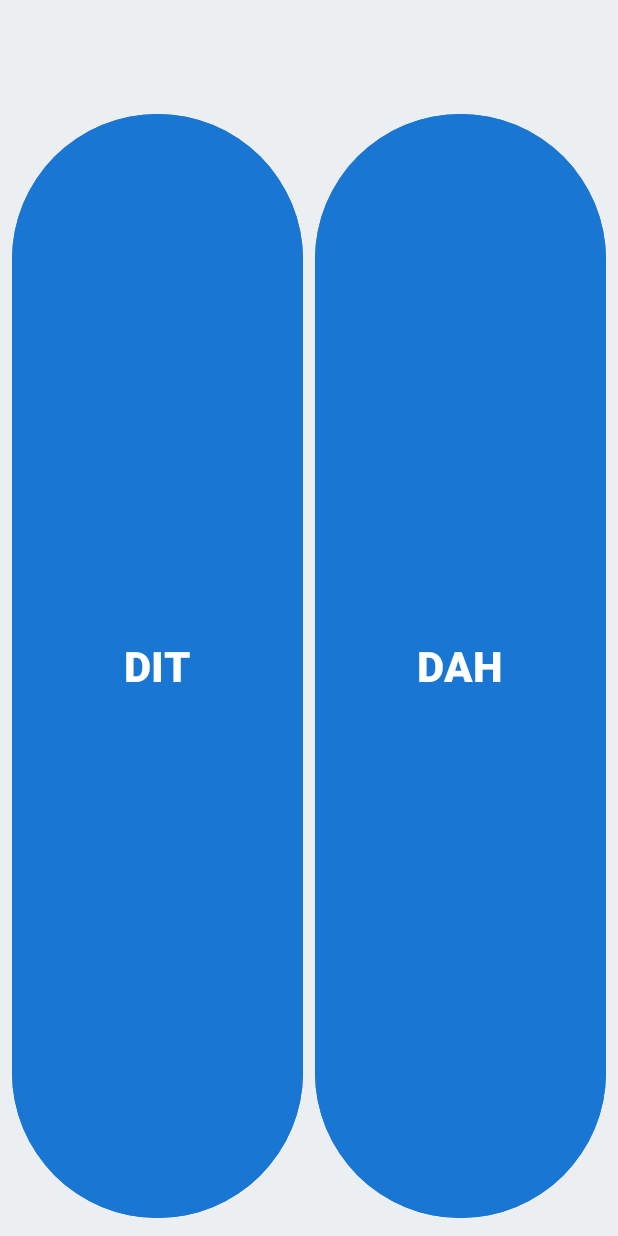
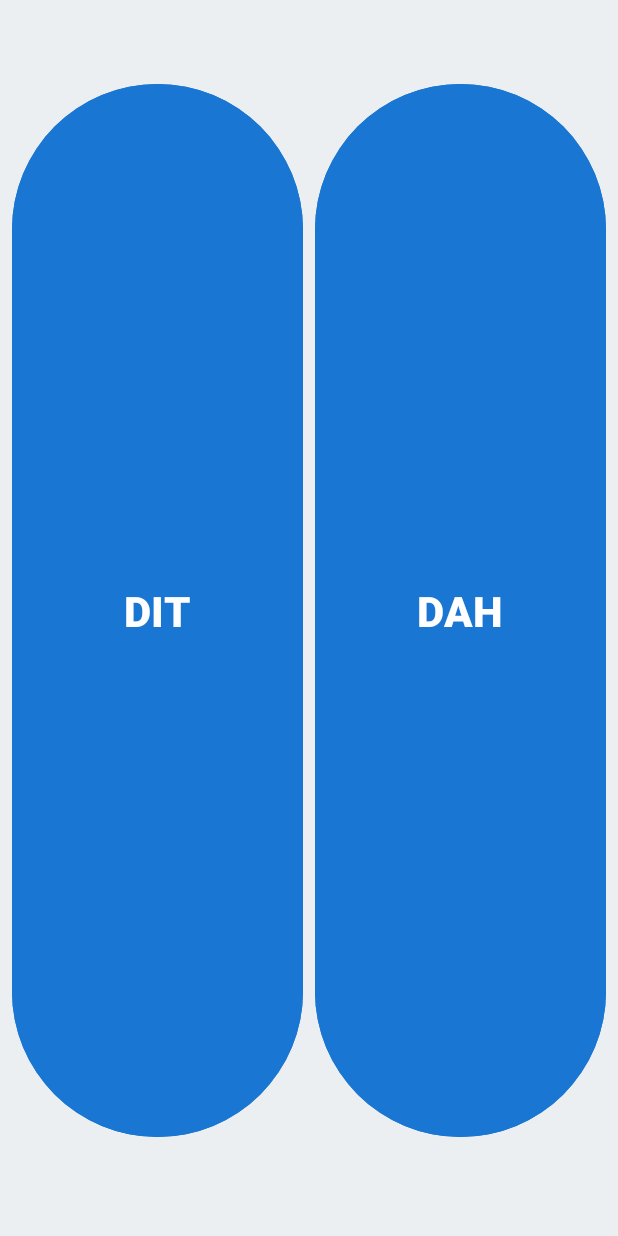
Before and after one commit to bczhc/cw-keyer, an Android app: the layout ime_input.xml on its own in the app's theme, with its tools: preview values and no code run, on a phone screen of 412 x 824 dp. Run offline under Robolectric (Android 15) with nearby library versions, the light colour scheme and no system bars.

Commit message:
android: tweak ui

```diff
--- a/android/app/src/main/res/layout/ime_input.xml
+++ b/android/app/src/main/res/layout/ime_input.xml
@@ -10,7 +10,7 @@
     <FrameLayout
         android:layout_width="match_parent"
         android:layout_height="wrap_content"
-        android:padding="8dp">
+        android:paddingVertical="2dp">
 
         <TextView
             android:id="@+id/status_text"
@@ -23,10 +23,10 @@
 
         <Button
             android:id="@+id/settings_btn"
-            android:layout_width="48dp"
-            android:layout_height="48dp"
+            android:layout_width="40dp"
+            android:layout_height="40dp"
             android:text="⚙"
-            android:textSize="22sp"
+            android:textSize="20sp"
             android:background="?android:attr/selectableItemBackgroundBorderless"
             android:textColor="?android:attr/textColorSecondary"
             android:layout_gravity="end" />
@@ -63,7 +63,28 @@
             android:text="DAH"
             android:textSize="28sp"
             android:textStyle="bold" />
+
+        <Button
+            android:id="@+id/key_btn"
+            android:layout_width="match_parent"
+            android:layout_height="match_parent"
+            android:backgroundTint="@color/ime_button_bg"
+            android:textColor="@color/ime_button_text"
+            android:text="KEY"
+            android:textSize="28sp"
+            android:textStyle="bold"
+            android:visibility="gone" />
     </LinearLayout>
+
+    <TextView
+        android:id="@+id/mode_label"
+        android:layout_width="match_parent"
+        android:layout_height="wrap_content"
+        android:textSize="28sp"
+        android:textColor="@color/ime_candidate_text"
+        android:gravity="center"
+        android:layout_marginTop="8dp"
+        android:layout_marginBottom="8dp" />
 
     <LinearLayout
         android:id="@+id/settings_area"
@@ -72,12 +93,13 @@
         android:layout_weight="1"
         android:orientation="vertical"
         android:padding="16dp"
+        android:paddingBottom="24dp"
         android:visibility="gone">
 
         <TextView
             android:layout_width="wrap_content"
             android:layout_height="wrap_content"
-            android:text="Speed"
+            android:text="WPM"
             android:textSize="15sp" />
 
         <LinearLayout
```
Also changed, not shown: android/app/src/main/java/pers/zhc/android/morseime/MorseIME.kt (+62 -40 lines).
